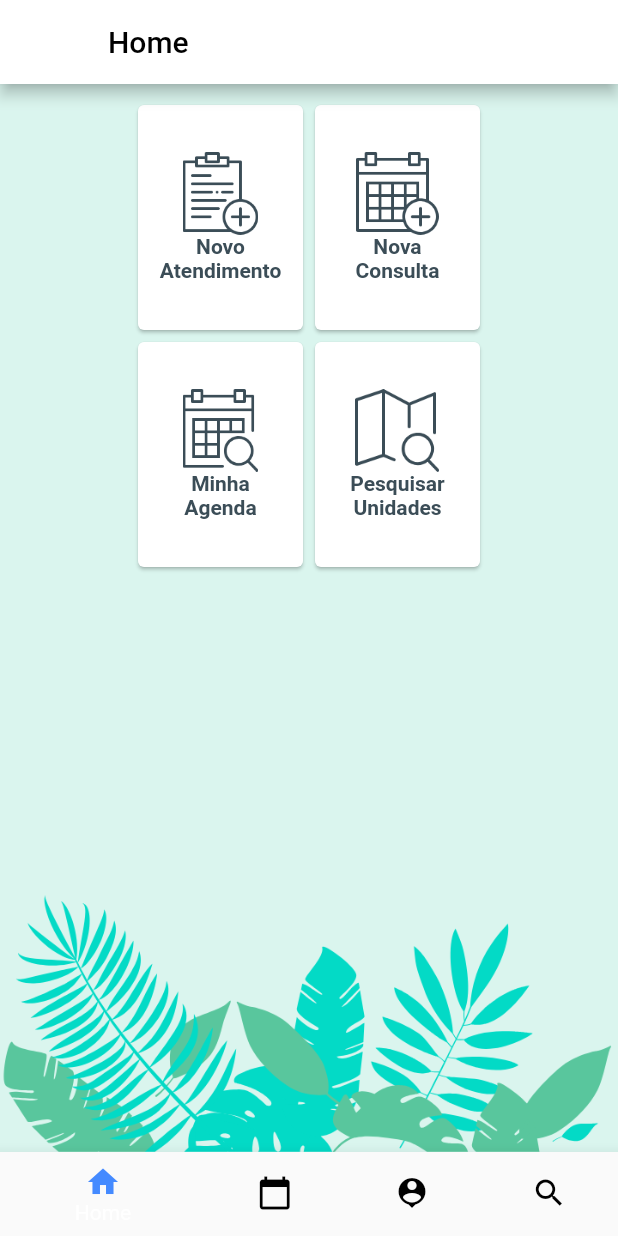
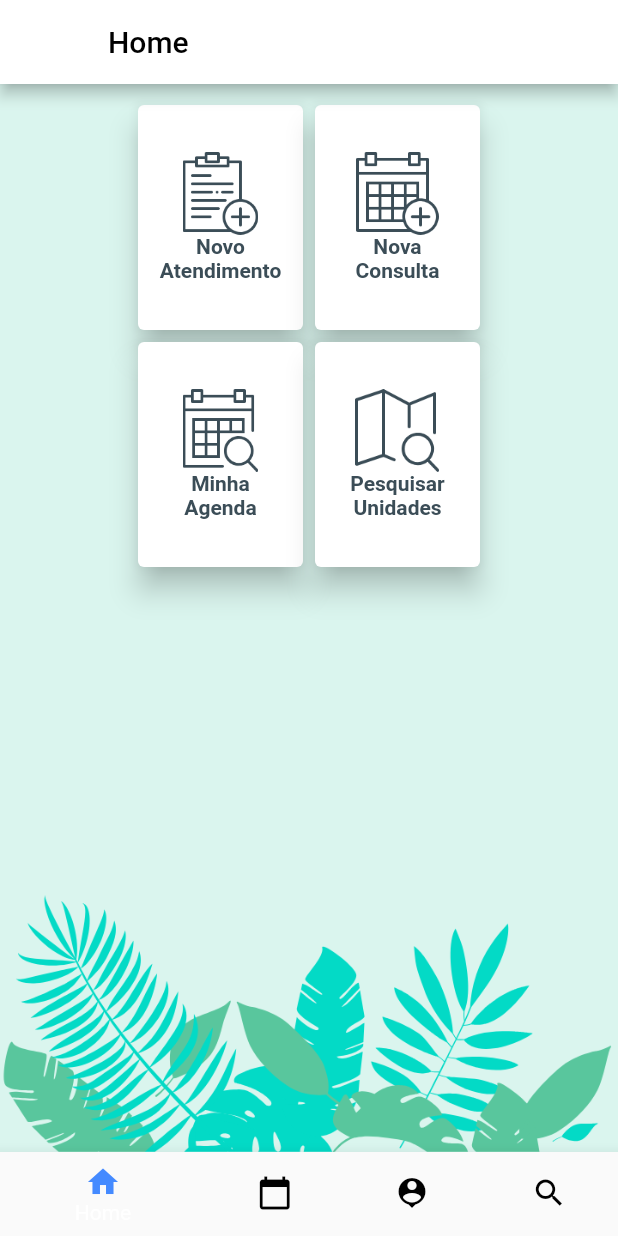
Before and after one commit to MathCastro/Apoio-UnB, a Flutter app: the HomeView screen opened by its route, on a phone screen of 412 x 824 dp. Run offline on Flutter 3.47's test engine with Material 2 defaults, Android fonts, the phone set to English and light mode, and no system bars; our stand-ins replace firebase_auth, firebase_database; accounts and stored records are empty.

```diff
--- a/lib/view/HomeView.dart
+++ b/lib/view/HomeView.dart
@@ -55,6 +55,7 @@ class _HomeViewState extends State<HomeView> {
                         Navigator.pushNamed(context, '/pesquisa1');
                       },
                       child: Card(
+                        elevation: 8,
                         child: Center(
                           child: Container(
                             height: 150,
@@ -101,6 +102,7 @@ class _HomeViewState extends State<HomeView> {
                             context, '/nova_consulta_unid_atend');
                       },
                       child: Card(
+                        elevation: 8,
                         child: Center(
                           child: Container(
                             height: 150,
@@ -147,6 +149,7 @@ class _HomeViewState extends State<HomeView> {
                   mainAxisAlignment: MainAxisAlignment.center,
                   children: <Widget>[
                     Card(
+                      elevation: 8,
                       child: Center(
                         child: Container(
                           height: 150,
@@ -187,6 +190,7 @@ class _HomeViewState extends State<HomeView> {
                       ),
                     ),
                     Card(
+                      elevation: 8,
                       child: Center(
                         child: Container(
                           height: 150,
```
Also changed, not shown: lib/controller/ConsultaController.dart (+6 -2 lines).
